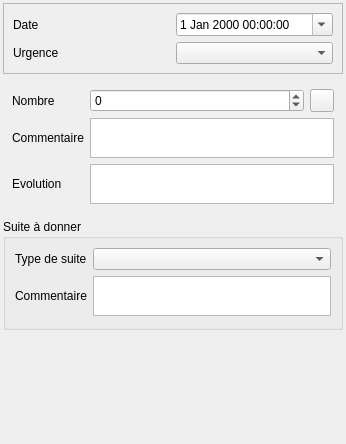
Artelia/Lamia, file Lamia/toolprepro/base2_digue/lamiabasedigue_observation_tool_ui.ui: the form before one commit.
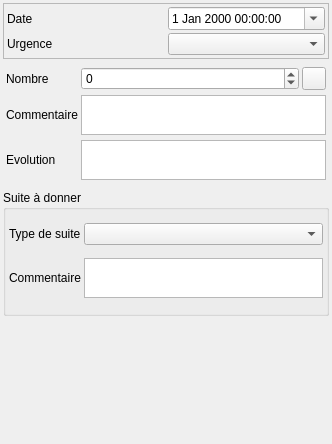
The form after the commit. The open tabs and pages were chosen to show the change. Icons and pictures are not drawn.

```diff
--- a/Lamia/toolprepro/base2_digue/lamiabasedigue_observation_tool_ui.ui
+++ b/Lamia/toolprepro/base2_digue/lamiabasedigue_observation_tool_ui.ui
@@ -6,7 +6,7 @@
    <rect>
     <x>0</x>
     <y>0</y>
-    <width>346</width>
+    <width>332</width>
     <height>444</height>
    </rect>
   </property>
@@ -14,6 +14,9 @@
    <string>Form</string>
   </property>
   <layout class="QVBoxLayout" name="verticalLayout">
+   <property name="spacing">
+    <number>3</number>
+   </property>
    <property name="margin">
     <number>3</number>
    </property>
@@ -26,6 +29,12 @@
       <enum>QFrame::Raised</enum>
      </property>
      <layout class="QGridLayout" name="gridLayout_3">
+      <property name="margin">
+       <number>3</number>
+      </property>
+      <property name="spacing">
+       <number>3</number>
+      </property>
       <item row="0" column="0">
        <widget class="QLabel" name="label">
         <property name="text">
@@ -60,6 +69,12 @@
      </property>
      <widget class="QWidget" name="page">
       <layout class="QGridLayout" name="gridLayout" columnstretch="1,5,1">
+       <property name="margin">
+        <number>3</number>
+       </property>
+       <property name="spacing">
+        <number>3</number>
+       </property>
        <item row="5" column="0">
         <widget class="QLabel" name="label_6">
          <property name="text">
@@ -79,6 +94,9 @@
          <property name="minimum">
           <number>-1</number>
          </property>
+         <property name="maximum">
+          <number>999999</number>
+         </property>
         </widget>
        </item>
        <item row="3" column="0">
@@ -265,6 +283,12 @@
       <string>Suite à donner</string>
      </property>
      <layout class="QGridLayout" name="gridLayout_4">
+      <property name="margin">
+       <number>3</number>
+      </property>
+      <property name="spacing">
+       <number>3</number>
+      </property>
       <item row="1" column="0">
        <widget class="QLabel" name="label_8">
         <property name="text">
```
Left out of the diff: 16 changed lines with no effect on the pictures.
